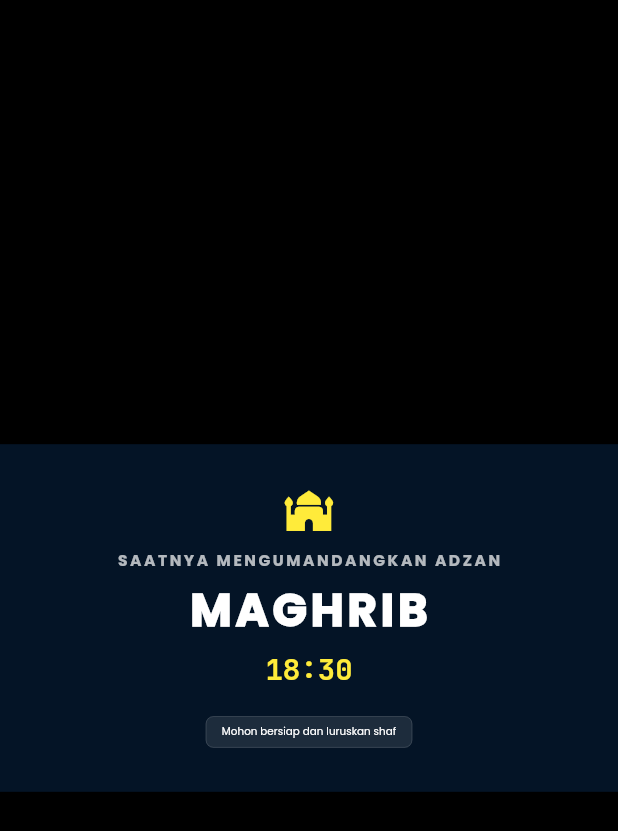
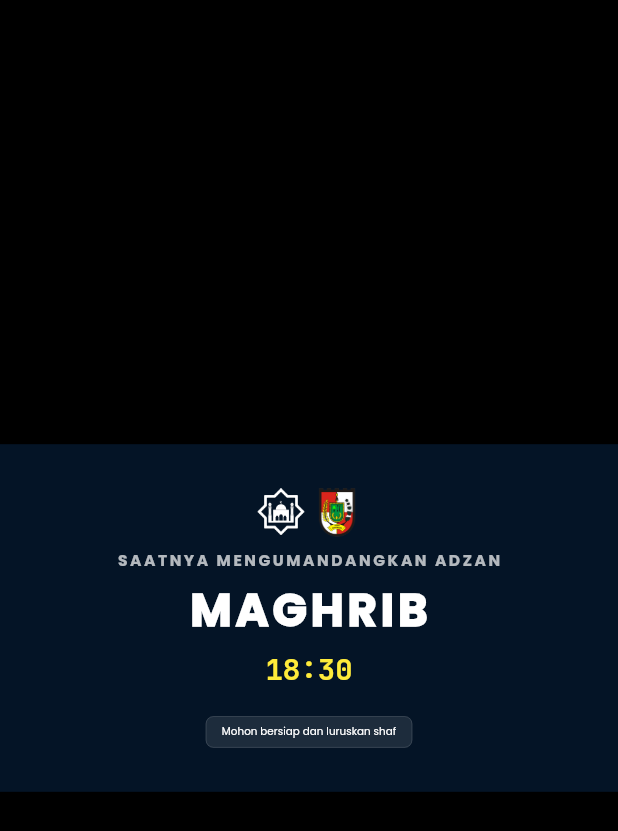
Before and after one commit to jundialfaruqi/jws, a Flutter app: the SettingsScreen screen opened by its route, after a tap on "Simulasi Layar Adzan (Debug)", on a phone screen of 412 x 824 dp. Shown: the top 831 px of the screen. Run offline on Flutter 3.47's test engine with Material 3 defaults, Android fonts, the phone set to English and light mode, and no system bars; our stand-ins replace connectivity_plus, dio, flutter_dotenv, flutter_riverpod, flutter_secure_storage, flutter_tabler_icons and 2 more; missing offline and left inert: dart_pusher_channels; accounts and stored records are empty; network calls fail.

Commit message:
feat: add Iqomah, Final, and Jumat screens with simulator access and dynamic logo rendering in AdzanScreen

```diff
--- a/lib/features/main/screens/adzan_screen.dart
+++ b/lib/features/main/screens/adzan_screen.dart
@@ -1,8 +1,11 @@
 import 'package:flutter/material.dart';
+import 'package:flutter_riverpod/flutter_riverpod.dart';
 import '../../../core/widgets/tv_scaffold.dart';
 import '../../../core/constants/app_colors.dart';
+import '../../../core/constants/api_constant.dart';
+import '../../../core/providers/selected_profil_provider.dart';
 
-class AdzanScreen extends StatelessWidget {
+class AdzanScreen extends ConsumerWidget {
   final String prayerName;
   final String prayerTime;
 
@@ -12,8 +15,43 @@ class AdzanScreen extends StatelessWidget {
     this.prayerTime = '18:30',
   });
 
+  String _getFullUrl(String? path) {
+    if (path == null || path.isEmpty) return '';
+    if (path.startsWith('http')) return path;
+
+    final baseUrl = ApiConstant.baseUrl;
+    final cleanBase = baseUrl.endsWith('/')
+        ? baseUrl.substring(0, baseUrl.length - 1)
+        : baseUrl;
+    final cleanPath = path.startsWith('/') ? path : '/$path';
+
+    return '$cleanBase$cleanPath';
+  }
+
   @override
-  Widget build(BuildContext context) {
+  Widget build(BuildContext context, WidgetRef ref) {
+    final profil = ref.watch(selectedProfilProvider);
+    final String logo1 = _getFullUrl(profil?.logoMasjid);
+    final String logo2 = _getFullUrl(profil?.logoPemerintah);
+    final bool hasLogo1 = logo1.isNotEmpty;
+    final bool hasLogo2 = logo2.isNotEmpty;
+
+    List<Widget> logoWidgets = [];
+    final double logoSize = 150.0;
+
+    if (!hasLogo1 && !hasLogo2) {
+      logoWidgets.add(Image.asset('assets/logo/logo-masjid-default.png', height: logoSize, fit: BoxFit.contain));
+      logoWidgets.add(const SizedBox(width: 24));
+      logoWidgets.add(Image.asset('assets/logo/logo-pemko-default.png', height: logoSize, fit: BoxFit.contain));
+    } else {
+      if (hasLogo1) {
+        logoWidgets.add(Image.network(logo1, height: logoSize, fit: BoxFit.contain, errorBuilder: (c,e,s) => Icon(Icons.mosque, size: logoSize, color: Colors.white)));
+      }
+      if (hasLogo2) {
+        if (hasLogo1) logoWidgets.add(const SizedBox(width: 24));
+        logoWidgets.add(Image.network(logo2, height: logoSize, fit: BoxFit.contain, errorBuilder: (c,e,s) => Icon(Icons.account_balance, size: logoSize, color: Colors.white)));
+      }
+    }
     // ScaffoldTV akan otomatis menjaga resolusi tetap 1920x1080 (Full HD)
     // berapapun rasio layar aslinya
     return TvScaffold(
@@ -25,10 +63,9 @@ class AdzanScreen extends StatelessWidget {
             child: Column(
               mainAxisAlignment: MainAxisAlignment.center,
               children: [
-                const Icon(
-                  Icons.mosque,
-                  size: 150,
-                  color: AppColors.textYellow,
+                Row(
+                  mainAxisAlignment: MainAxisAlignment.center,
+                  children: logoWidgets,
                 ),
                 const SizedBox(height: 40),
                 const Text(
--- a/lib/features/settings/screens/settings_screen.dart
+++ b/lib/features/settings/screens/settings_screen.dart
@@ -77,16 +77,28 @@ class SettingsScreen extends ConsumerWidget {
             },
           ),
           _SettingsItemWidget(
-            icon: Icons.update,
-            title: 'Pembaruan Perangkat Lunak',
-            subtitle: 'Versi 1.0.0 (Terbaru)',
-            onTap: () {},
+            icon: Icons.timer,
+            title: 'Simulasi Layar Iqomah (Debug)',
+            subtitle: 'Tekan untuk melihat preview layar hitung mundur Iqomah',
+            onTap: () {
+              if (context.mounted) context.pushNamed('iqomah');
+            },
           ),
           _SettingsItemWidget(
-            icon: Icons.info_outline,
-            title: 'Tentang Aplikasi',
-            subtitle: 'Jadwal Sholat Kominfo Pekanbaru',
-            onTap: () {},
+            icon: Icons.do_not_disturb_on,
+            title: 'Simulasi Layar Sholat (Debug)',
+            subtitle: 'Tekan untuk melihat preview layar saat sholat berlangsung',
+            onTap: () {
+              if (context.mounted) context.pushNamed('final');
+            },
+          ),
+          _SettingsItemWidget(
+            icon: Icons.menu_book,
+            title: 'Simulasi Layar Jumat (Debug)',
+            subtitle: 'Tekan untuk melihat preview layar saat Khutbah Jumat',
+            onTap: () {
+              if (context.mounted) context.pushNamed('jumat');
+            },
           ),
         ],
       ),
```
Also changed, not shown: lib/core/routes/app_router.dart (+18 -0 lines), lib/features/main/screens/final_screen.dart (added, +85 -0 lines), lib/features/main/screens/iqomah_screen.dart (added, +163 -0 lines), lib/features/main/screens/jumat_screen.dart (added, +163 -0 lines).
